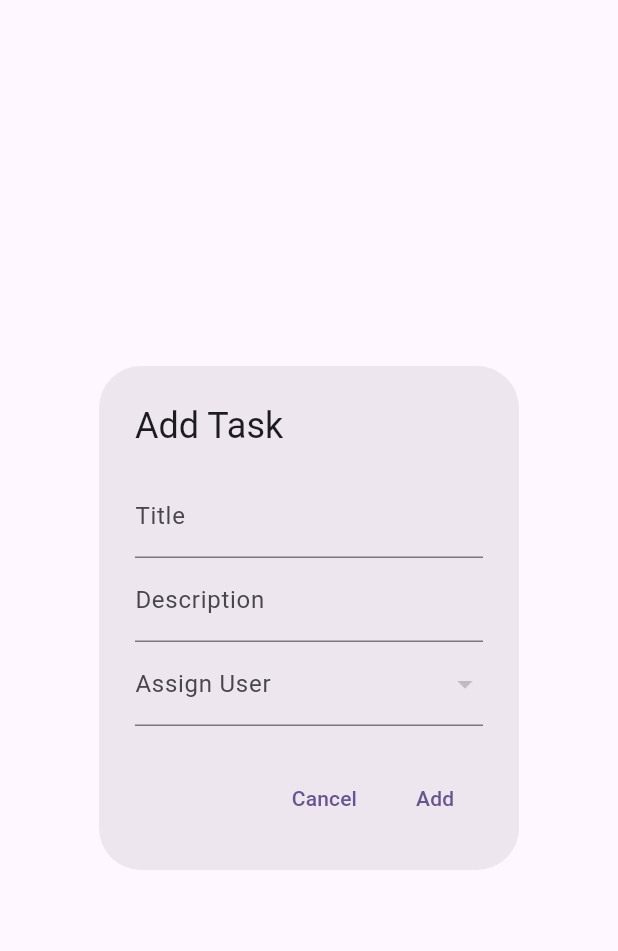
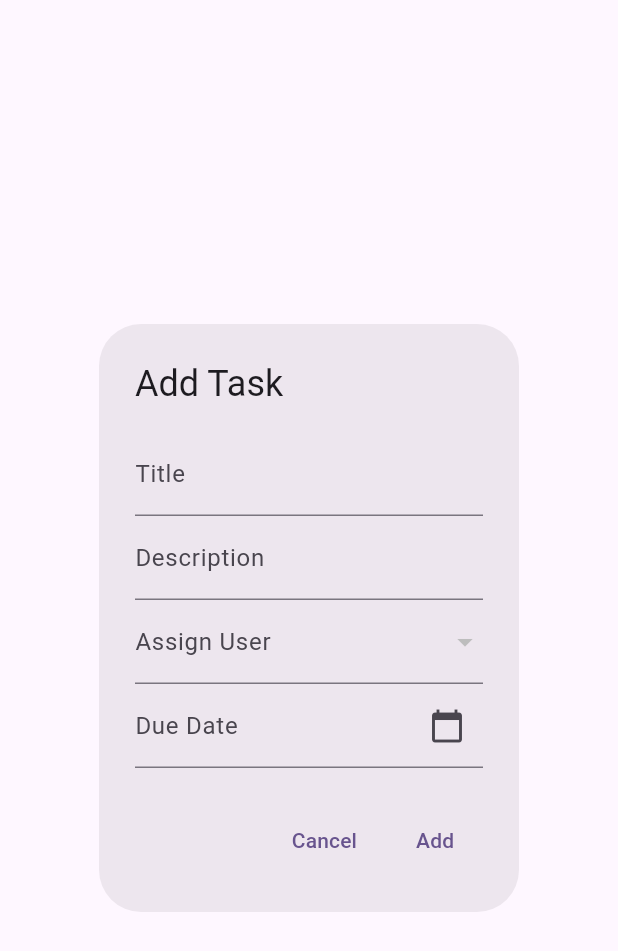
Before and after one commit to chotixity/elewa_test, a Flutter app: the AddTaskWidget widget shown alone on an empty page, opened directly, on a phone screen of 412 x 824 dp. Shown: the top 951 px of the screen. Run offline on Flutter 3.47's test engine with Material 3 defaults, Android fonts, the phone set to English and light mode, and no system bars; our stand-ins replace cloud_firestore, firebase_auth, firebase_core, freezed_annotation; accounts and stored records are empty.

```diff
--- a/lib/main.dart
+++ b/lib/main.dart
@@ -1,6 +1,7 @@
 import 'package:elewa_test/presentation/admin_page.dart';
 import 'package:elewa_test/presentation/landing_page.dart';
 import 'package:elewa_test/presentation/manager_screen.dart';
+import 'package:elewa_test/state/department_provider.dart';
 import 'presentation/normal_user_page.dart';
 import 'package:elewa_test/state/task_provider.dart';
 import 'package:elewa_test/state/users_provider.dart';
@@ -28,6 +29,8 @@ class MyApp extends StatelessWidget {
       providers: [
         ChangeNotifierProvider<UsersProvider>(create: (_) => UsersProvider()),
         ChangeNotifierProvider<TaskProvider>(create: (_) => TaskProvider()),
+        ChangeNotifierProvider<DepartmentProvider>(
+            create: (_) => DepartmentProvider()),
       ],
       child: MaterialApp(
         title: 'Team Tasks',
--- a/lib/models/task.dart
+++ b/lib/models/task.dart
@@ -16,6 +16,7 @@ class Task with _$Task {
     required String taskId,
     required String title,
     required String description,
+    required DateTime dueDate,
     @Default(Progress.assigned) Progress progress,
   }) = _Task;
 
--- a/lib/presentation/add_task_widget.dart
+++ /dev/null
@@ -1,110 +0,0 @@
-import 'package:elewa_test/models/task.dart';
-import 'package:elewa_test/state/task_provider.dart';
-import 'package:elewa_test/state/users_provider.dart';
-import 'package:flutter/material.dart';
-import 'package:provider/provider.dart';
-
-class AddTaskWidget extends StatefulWidget {
-  const AddTaskWidget({super.key});
-
-  @override
-  State<AddTaskWidget> createState() => _AddTaskWidgetState();
-}
-
-class _AddTaskWidgetState extends State<AddTaskWidget> {
-  final _taskForm = GlobalKey<FormState>();
-  final _titleController = TextEditingController();
-  final _descriptionController = TextEditingController();
-  String? _selectedUserId;
-
-  @override
-  Widget build(BuildContext context) {
-    return AlertDialog(
-      title: const Text('Add Task'),
-      content: Form(
-        key: _taskForm,
-        child: Column(
-          mainAxisSize: MainAxisSize.min,
-          children: [
-            TextFormField(
-              validator: (value) {
-                if (value!.isEmpty) {
-                  return 'please enter a title';
-                }
-                return null;
-              },
-              controller: _titleController,
-              decoration: const InputDecoration(labelText: 'Title'),
-            ),
-            TextFormField(
-              validator: (value) {
-                if (value!.isEmpty) {
-                  return 'please enter a description';
-                }
-                return null;
-              },
-              controller: _descriptionController,
-              decoration: const InputDecoration(labelText: 'Description'),
-            ),
-            FutureBuilder<List<Map<String, dynamic>>>(
-              future: Provider.of<UsersProvider>(context, listen: false)
-                  .getAllUsers(),
-              builder: (context, snapshot) {
-                if (snapshot.connectionState == ConnectionState.waiting) {
-                  return const CircularProgressIndicator();
-                } else if (snapshot.hasError) {
-                  return Text('Error: ${snapshot.error}');
-                } else if (snapshot.hasData) {
-                  var filteredUsers = snapshot.data!
-                      .where((user) => user['position'] == 'normal')
-                      .toList();
-
-                  return DropdownButtonFormField<String>(
-                    value: _selectedUserId,
-                    onChanged: (value) =>
-                        setState(() => _selectedUserId = value),
-                    items: filteredUsers
-                        .map<DropdownMenuItem<String>>(
-                            (user) => DropdownMenuItem<String>(
-                                  value: user['id'],
-                                  child: Text(user['fullName'] ?? 'No Name'),
-                                ))
-                        .toList(),
-                    decoration: const InputDecoration(labelText: 'Assign User'),
-                  );
-                } else {
-                  return const Text('No users available');
-                }
-              },
-            ),
-          ],
-        ),
-      ),
-      actions: <Widget>[
-        TextButton(
-          onPressed: () => Navigator.of(context).pop(),
-          child: const Text('Cancel'),
-        ),
-        TextButton(
-          onPressed: () {
-            if (_taskForm.currentState!.validate()) {
-              if (_selectedUserId != null) {
-                Provider.of<TaskProvider>(context, listen: false).addTask(
-                    _selectedUserId!,
-                    _titleController.text,
-                    _descriptionController.text,
-                    Progress.assigned);
-                Navigator.of(context).pop();
-              } else {
-                ScaffoldMessenger.of(context).showSnackBar(const SnackBar(
-                  content: Text('Please select a user to assign the task'),
-                ));
-              }
-            }
-          },
-          child: const Text('Add'),
-        ),
-      ],
-    );
-  }
-}
--- /dev/null
+++ b/lib/presentation/widgets/add_task_widget.dart
@@ -0,0 +1,154 @@
+import 'package:flutter/material.dart';
+import 'package:intl/intl.dart';
+import '../../models/task.dart';
+import 'package:provider/provider.dart';
+import '../../state/task_provider.dart';
+import '../../state/users_provider.dart';
+
+class AddTaskWidget extends StatefulWidget {
+  const AddTaskWidget({super.key});
+
+  @override
+  State<AddTaskWidget> createState() => _AddTaskWidgetState();
+}
+
+class _AddTaskWidgetState extends State<AddTaskWidget> {
+  final _taskForm = GlobalKey<FormState>();
+  final _titleController = TextEditingController();
+  final _descriptionController = TextEditingController();
+  DateTime? _dueDate;
+  String? _selectedUserId;
+
+  void _presentDatePicker() {
+    showDatePicker(
+      context: context,
+      initialDate: DateTime.now(),
+      firstDate: DateTime.now(),
+      lastDate: DateTime(2100),
+    ).then((pickedDate) {
+      if (pickedDate == null) return;
+      setState(() {
+        _dueDate = pickedDate;
+      });
+    });
+  }
+
+  @override
+  Widget build(BuildContext context) {
+    return AlertDialog(
+      title: const Text('Add Task'),
+      content: Form(
+        key: _taskForm,
+        child: Column(
+          mainAxisSize: MainAxisSize.min,
+          children: [
+            TextFormField(
+              controller: _titleController,
+              decoration: const InputDecoration(labelText: 'Title'),
+              validator: (value) {
+                if (value!.isEmpty) {
+                  return 'Please enter a title';
+                }
+                return null;
+              },
+            ),
+            TextFormField(
+              controller: _descriptionController,
+              decoration: const InputDecoration(labelText: 'Description'),
+              validator: (value) {
+                if (value!.isEmpty) {
+                  return 'Please enter a description';
+                }
+                return null;
+              },
+            ),
+            Consumer<UsersProvider>(
+              // Using Consumer to listen to changes
+              builder: (ctx, usersProvider, _) =>
+                  FutureBuilder<List<Map<String, dynamic>>>(
+                future: usersProvider.getAllUsers(),
+                builder: (context, snapshot) {
+                  if (snapshot.connectionState == ConnectionState.waiting) {
+                    return const CircularProgressIndicator();
+                  } else if (!snapshot.hasData) {
+                    return const Text('No users available');
+                  } else {
+                    var filteredUsers = snapshot.data!
+                        .where((user) => user['position'] == 'normal')
+                        .toList();
+                    return DropdownButtonFormField<String>(
+                      value: _selectedUserId,
+                      onChanged: (value) =>
+                          setState(() => _selectedUserId = value),
+                      items: filteredUsers
+                          .map<DropdownMenuItem<String>>(
+                            (user) => DropdownMenuItem<String>(
+                              value: user['id'],
+                              child: Text(user['fullName'] ?? 'No Name'),
+                            ),
+                          )
+                          .toList(),
+                      decoration:
+                          const InputDecoration(labelText: 'Assign User'),
+                    );
+                  }
+                },
+              ),
+            ),
+            TextFormField(
+              decoration: InputDecoration(
+                labelText: 'Due Date',
+                suffixIcon: IconButton(
+                  icon: const Icon(Icons.calendar_today),
+                  onPressed: _presentDatePicker,
+                ),
+              ),
+              controller: TextEditingController(
+                text: _dueDate == null
+                    ? null
+                    : DateFormat('yyyy-MM-dd').format(_dueDate!),
+              ),
+              readOnly: true, // Prevents keyboard from appearing
+              validator: (value) {
+                if (value == null || value.isEmpty) {
+                  return 'Please choose a due date';
+                }
+                return null;
+              },
+              onTap: _presentDatePicker,
+            ),
+          ],
+        ),
+      ),
+      actions: <Widget>[
+        TextButton(
+          onPressed: () => Navigator.of(context).pop(),
+          child: const Text('Cancel'),
+        ),
+        TextButton(
+          onPressed: () {
+            if (_taskForm.currentState!.validate()) {
+              if (_selectedUserId == null || _dueDate == null) {
+                ScaffoldMessenger.of(context).showSnackBar(
+                  const SnackBar(
+                      content: Text('Please fill in all the fields')),
+                );
+                return;
+              }
+              // Assuming addTask method is updated to accept DateTime
+              Provider.of<TaskProvider>(context, listen: false).addTask(
+                _selectedUserId!,
+                _titleController.text,
+                _descriptionController.text,
+                Progress.assigned,
+                _dueDate!,
+              );
+              Navigator.of(context).pop();
+            }
+          },
+          child: const Text('Add'),
+        ),
+      ],
+    );
+  }
+}
--- a/lib/state/task_provider.dart
+++ b/lib/state/task_provider.dart
@@ -6,12 +6,13 @@ class TaskProvider extends ChangeNotifier {
   final FirebaseFirestore _firestore = FirebaseFirestore.instance;
 
   // Create a task
-  void addTask(
-      String userId, String title, String description, Progress progress) {
+  void addTask(String userId, String title, String description,
+      Progress progress, DateTime dueDate) {
     final taskDocRef = _firestore.collection("tasks").doc();
     final task = Task(
       userId: userId,
       taskId: taskDocRef.id,
+      dueDate: dueDate,
       title: title,
       description: description,
       progress: progress,
--- a/lib/state/users_provider.dart
+++ b/lib/state/users_provider.dart
@@ -6,6 +6,15 @@ class UsersProvider extends ChangeNotifier {
   List _users = [];
   final _firestore = FirebaseFirestore.instance;
   get users => _users;
+
+  Map<String, dynamic> _currentUserDetails = {};
+
+  Map<String, dynamic> get currentUserDetails => _currentUserDetails;
+
+  void setUserDetails(Map<String, dynamic> userDetails) {
+    _currentUserDetails = userDetails;
+    notifyListeners();
+  }
 
   //Responsible for assigning a user to be a manager or a normal user
   void assignManager(String id, String currentPosition) async {
--- a/pubspec.yaml
+++ b/pubspec.yaml
@@ -39,6 +39,7 @@ dependencies:
   firebase_auth: ^5.1.0
   cloud_firestore: ^5.0.1
   provider: ^6.1.2
+  intl: ^0.19.0
 
 dev_dependencies:
   flutter_test:
```
Also changed, not shown: lib/presentation/manager_screen.dart (+16 -4 lines), lib/presentation/widgets/add_department_widget.dart (added, +37 -0 lines), lib/repository/firebase_auth.dart (+35 -45 lines), lib/state/department_provider.dart (added, +17 -0 lines), lib/models/task.freezed.dart, lib/models/task.g.dart, pubspec.lock.
